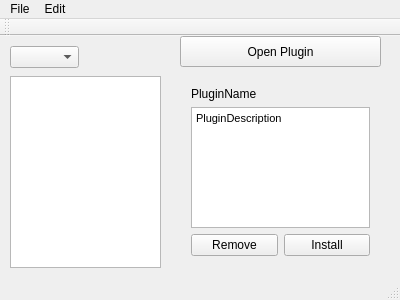
This is mainwindow.ui in How2Compute/uPIT as Qt 5 draws it before an edit. The edited form follows.
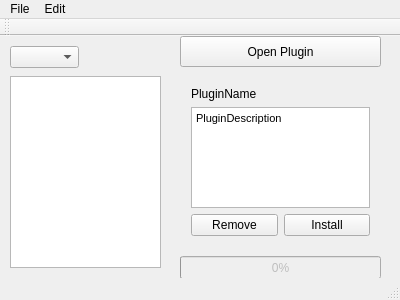
This is the edited form.

Commit message:
Add Progress Bar / Make Binary Building Asynchronous
Added a progress bar to the UI to show the user the progress when installing a plugin and made the install logic use a callback so it doesn't make the application hang. This (unfortionately) made the debug log of what went wrong while building not work.

The edit to the form file:
```diff
--- a/mainwindow.ui
+++ b/mainwindow.ui
@@ -30,7 +30,7 @@
       <x>180</x>
       <y>40</y>
       <width>201</width>
-      <height>191</height>
+      <height>171</height>
      </rect>
     </property>
     <layout class="QVBoxLayout" name="PluginDetails">
@@ -96,6 +96,25 @@
      </rect>
     </property>
    </widget>
+   <widget class="QProgressBar" name="progressBar">
+    <property name="enabled">
+     <bool>false</bool>
+    </property>
+    <property name="geometry">
+     <rect>
+      <x>180</x>
+      <y>220</y>
+      <width>201</width>
+      <height>23</height>
+     </rect>
+    </property>
+    <property name="value">
+     <number>0</number>
+    </property>
+    <property name="textVisible">
+     <bool>true</bool>
+    </property>
+   </widget>
   </widget>
   <widget class="QMenuBar" name="menuBar">
    <property name="geometry">
```
The commit also changes 2 other files.
